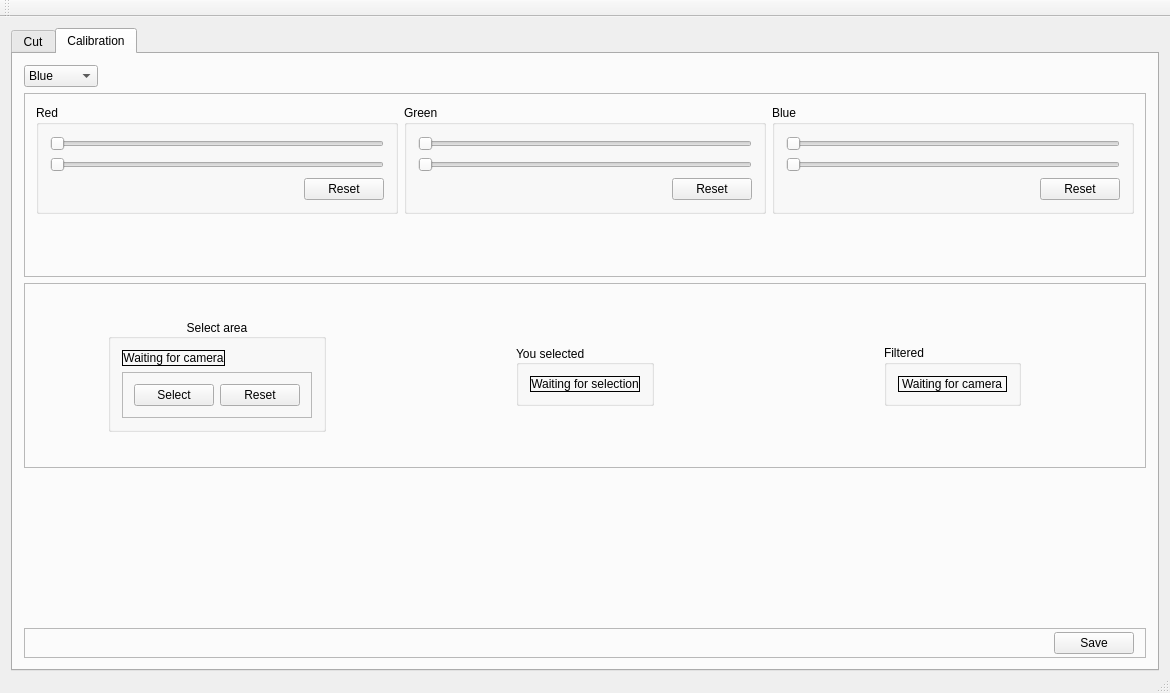
Before: the Qt Designer form mainwindow.ui in quique0194/UmayuxVsss, drawn with Qt 5.
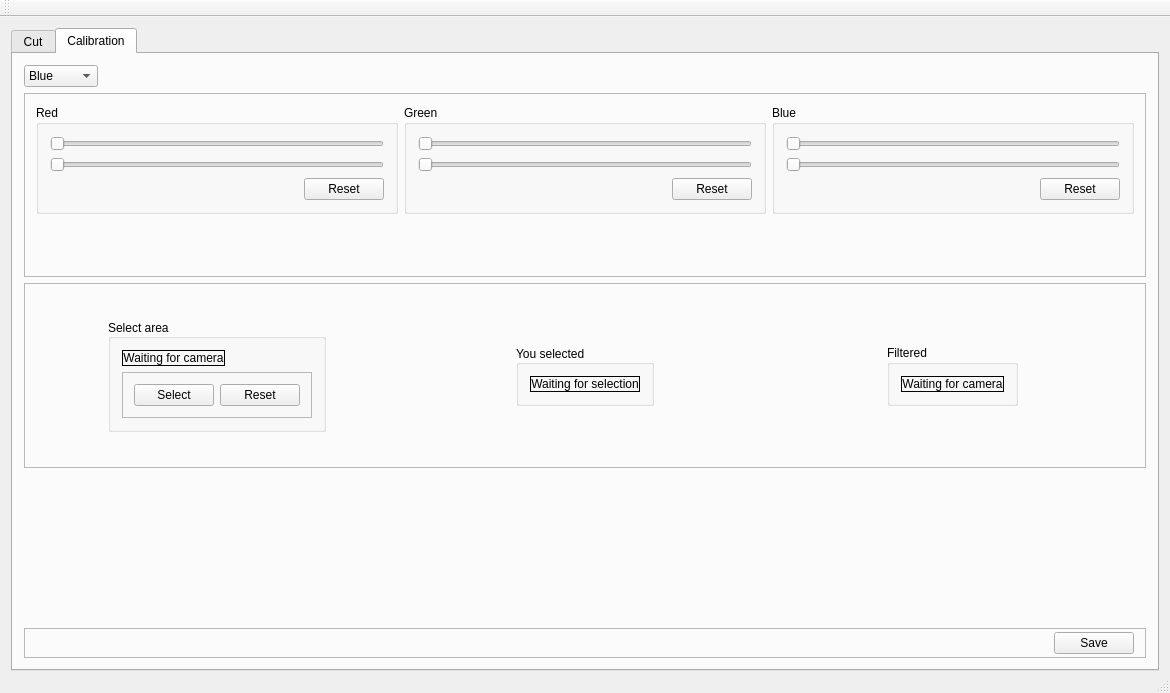
After: the same form once the commit is applied. Custom widgets are drawn as their Qt base class.

What changed in the file:
```diff
--- a/mainwindow.ui
+++ b/mainwindow.ui
@@ -351,7 +351,7 @@
               <string>Select area</string>
              </property>
              <property name="alignment">
-              <set>Qt::AlignCenter</set>
+              <set>Qt::AlignLeading|Qt::AlignLeft|Qt::AlignVCenter</set>
              </property>
              <layout class="QVBoxLayout" name="verticalLayout_7">
               <item>
@@ -493,6 +493,12 @@
                   <verstretch>0</verstretch>
                  </sizepolicy>
                 </property>
+                <property name="minimumSize">
+                 <size>
+                  <width>0</width>
+                  <height>0</height>
+                 </size>
+                </property>
                 <property name="baseSize">
                  <size>
                   <width>400</width>
@@ -505,6 +511,9 @@
                 <property name="text">
                  <string>Waiting for camera</string>
                 </property>
+                <property name="alignment">
+                 <set>Qt::AlignCenter</set>
+                </property>
                </widget>
               </item>
              </layout>
```
Left out of the diff: 16 changed lines with no effect on the pictures.
